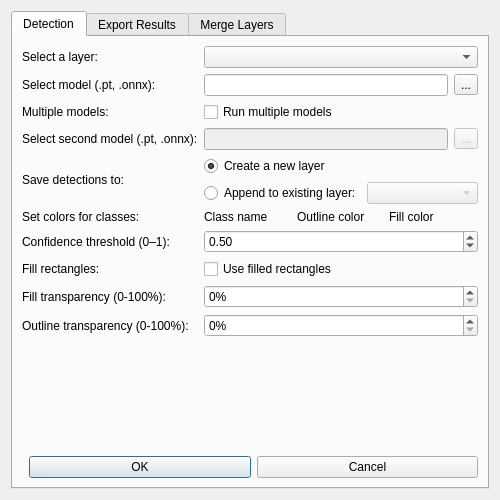
Before: the Qt Designer form yolo_plugin/yolo_plugin_dialog_base.ui in mateusz29/qgis-yolo-plugin, drawn with Qt 5.
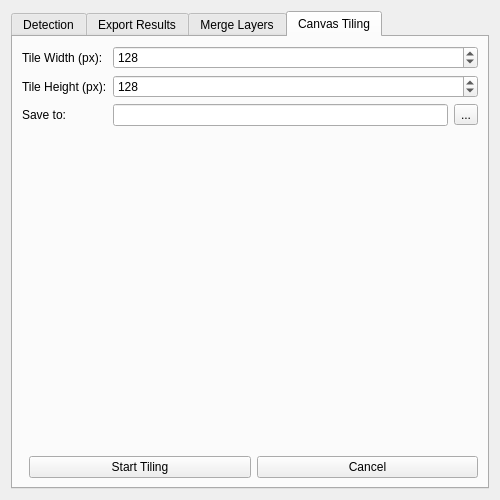
After: the same form once the commit is applied. The open tabs and pages were chosen to show the change.

Commit message: Add canvas image slicing

Patch:
```diff
--- a/yolo_plugin/yolo_plugin_dialog_base.ui
+++ b/yolo_plugin/yolo_plugin_dialog_base.ui
@@ -495,6 +495,84 @@
        </item>
      </layout>
      </widget>
+     <widget class="QWidget" name="tab_tiling">
+      <attribute name="title">
+        <string>Canvas Tiling</string>
+      </attribute>
+      <layout class="QVBoxLayout" name="verticalLayout_tiling">
+        <item>
+        <layout class="QGridLayout" name="gridLayout_tiling">
+          <property name="verticalSpacing">
+          <number>6</number>
+          </property>
+          <item row="0" column="0">
+          <widget class="QLabel">
+            <property name="text"><string>Tile Width (px):</string></property>
+          </widget>
+          </item>
+          <item row="0" column="1">
+          <widget class="QSpinBox" name="spinBox_tile_width">
+            <property name="maximum"><number>5000</number></property>
+            <property name="value"><number>128</number></property>
+          </widget>
+          </item>
+          <item row="1" column="0">
+          <widget class="QLabel">
+            <property name="text"><string>Tile Height (px):</string></property>
+          </widget>
+          </item>
+          <item row="1" column="1">
+          <widget class="QSpinBox" name="spinBox_tile_height">
+            <property name="maximum"><number>5000</number></property>
+            <property name="value"><number>128</number></property>
+          </widget>
+          </item>
+          <item row="2" column="0">
+          <widget class="QLabel">
+            <property name="text"><string>Save to:</string></property>
+          </widget>
+          </item>
+          <item row="2" column="1">
+          <layout class="QHBoxLayout">
+            <item><widget class="QLineEdit" name="lineEdit_tiling_dir"/></item>
+            <item>
+            <widget class="QToolButton" name="toolButton_tiling_dir">
+              <property name="text"><string>...</string></property>
+            </widget>
+            </item>
+          </layout>
+          </item>
+        </layout>
+        </item>
+        <item>
+        <spacer name="verticalSpacer_tiling">
+          <property name="orientation"><enum>Qt::Vertical</enum></property>
+          <property name="sizeHint" stdset="0">
+          <size><width>20</width><height>40</height></size>
+          </property>
+        </spacer>
+        </item>
+        <item>
+        <layout class="QHBoxLayout" name="horizontalLayout_tiling_buttons">
+          <item>
+          <spacer name="hSpacer_tiling">
+            <property name="orientation"><enum>Qt::Horizontal</enum></property>
+          </spacer>
+          </item>
+          <item>
+          <widget class="QPushButton" name="btn_tiling_run">
+            <property name="text"><string>Start Tiling</string></property>
+          </widget>
+          </item>
+          <item>
+          <widget class="QPushButton" name="btn_tiling_cancel">
+            <property name="text"><string>Cancel</string></property>
+          </widget>
+          </item>
+        </layout>
+        </item>
+      </layout>
+     </widget>
     </widget>
    </item>
   </layout>
```
Lines whose indentation alone changed are shown as unchanged. The commit also changes 2 other files.
